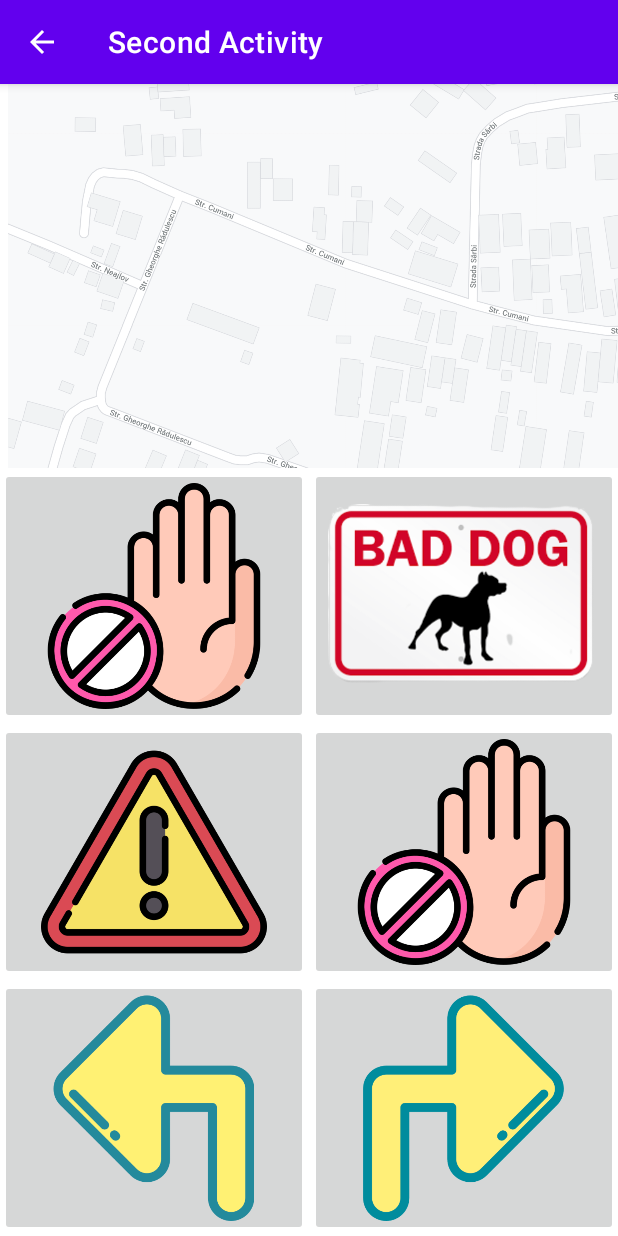
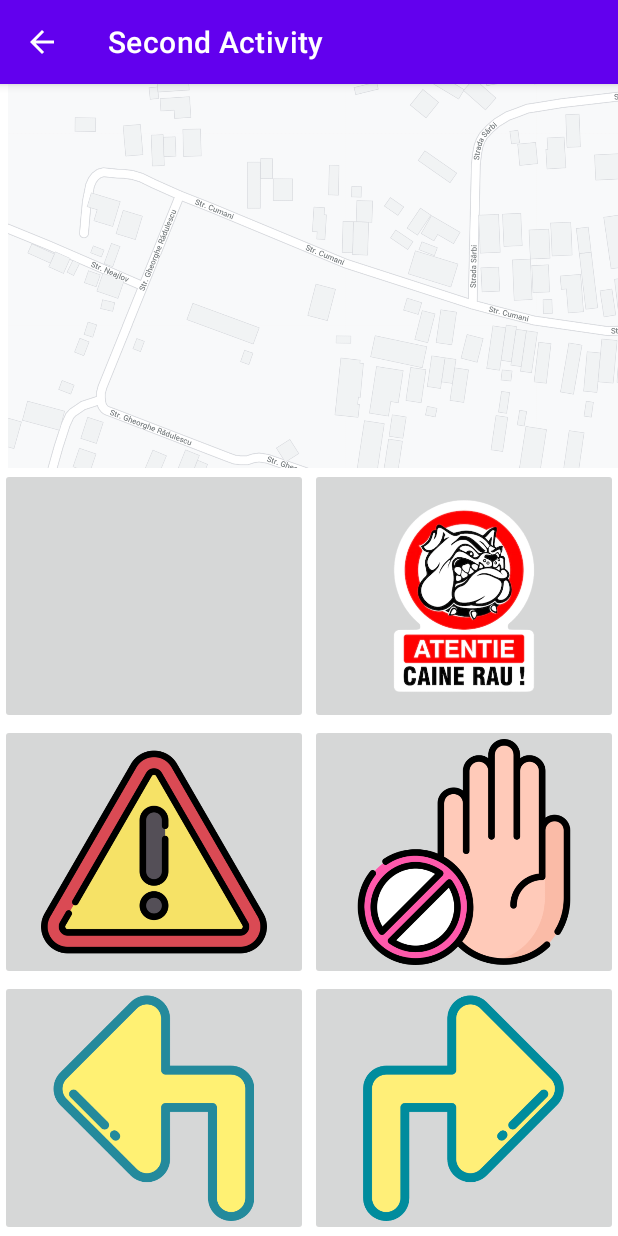
Before and after one commit to IHorvalds/ComanaAndroid, an Android app: the BikeRideActivity screen opened directly, with no data from a screen before it, on a phone screen of 412 x 824 dp. Run offline under Robolectric (Android 15) with nearby library versions, the phone set to English and light mode, and no system bars.

Commit message:
updated dog warning icon

```diff
--- a/app/src/main/res/layout/activity_bikeride.xml
+++ b/app/src/main/res/layout/activity_bikeride.xml
@@ -53,8 +53,7 @@
                     android:layout_height="match_parent"
                     android:layout_weight="1.0"
                     android:adjustViewBounds="true"
-                    android:scaleType="centerInside"
-                    android:src="@drawable/stop_ic"/>
+                    android:scaleType="centerInside"/>
 
                 <androidx.appcompat.widget.AppCompatImageButton
                     android:layout_width="match_parent"
```
Also changed, not shown: app/src/main/res/drawable/dog_ic.png.
